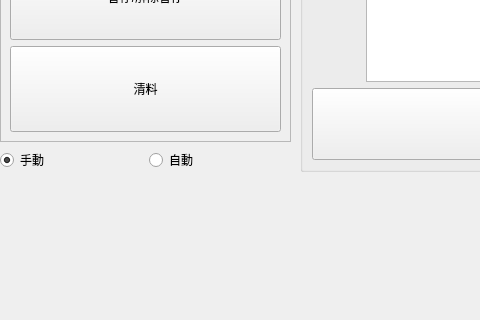
Qt form bank-view/frontcontrolpanel.ui (smandyscom/front-base-widget) before a commit; both pictures show x 0 to 480 and y 229 to 549 of the 1260 by 680 pixel window.
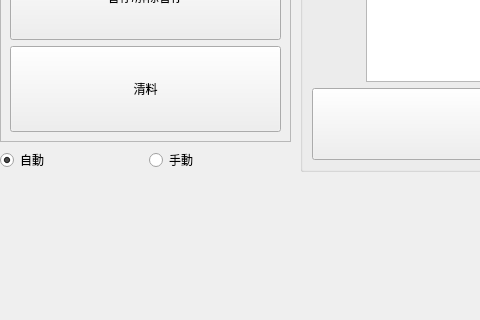
The same form after that commit.

Diff of the .ui file:
```diff
--- a/bank-view/frontcontrolpanel.ui
+++ b/bank-view/frontcontrolpanel.ui
@@ -208,7 +208,7 @@
       <item>
        <widget class="QRadioButton" name="radioButtonAuto">
         <property name="text">
-         <string>手動</string>
+         <string>自動</string>
         </property>
         <property name="checked">
          <bool>true</bool>
@@ -218,7 +218,7 @@
       <item>
        <widget class="QRadioButton" name="radioButtonManual">
         <property name="text">
-         <string>自動</string>
+         <string>手動</string>
         </property>
        </widget>
       </item>
```
